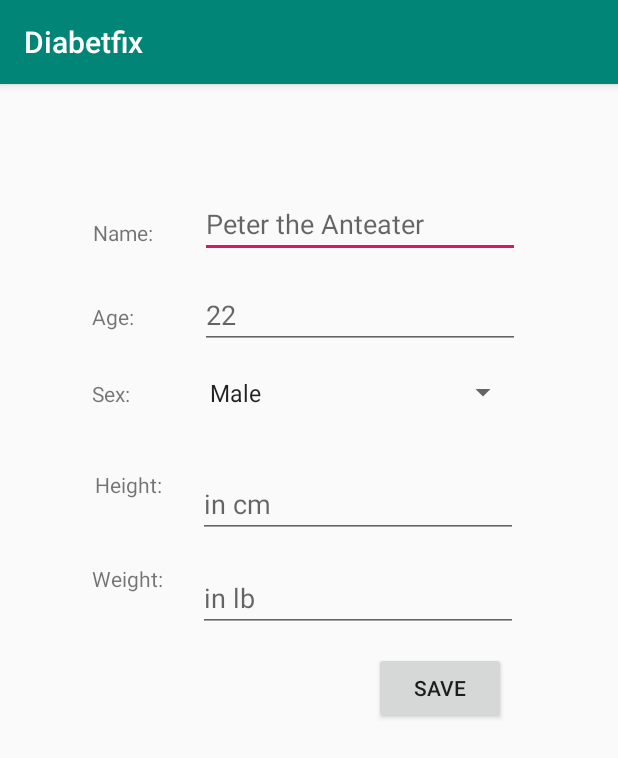
After one commit to eiffelwong1/Diabetfix, an Android app: the profileInputActivity screen opened directly, with no data from a screen before it, on a phone screen of 412 x 824 dp. The commit adds this screen. Shown: the top 758 px of the screen. Run offline under Robolectric (Android 15) with nearby library versions, the light colour scheme and no system bars; network calls fail.

Commit message:
Added new activity and xml file for the initial screen that takes in initial input and then saves to main activity page. Currently doesn't save info from text boxes.

```diff
--- a/Diabetfix/app/build.gradle
+++ b/Diabetfix/app/build.gradle
@@ -16,6 +16,7 @@ android {
             proguardFiles getDefaultProguardFile('proguard-android-optimize.txt'), 'proguard-rules.pro'
         }
     }
+
 }
 
 dependencies {
--- a/Diabetfix/app/src/main/AndroidManifest.xml
+++ b/Diabetfix/app/src/main/AndroidManifest.xml
@@ -1,15 +1,18 @@
 <?xml version="1.0" encoding="utf-8"?>
 <manifest xmlns:android="http://schemas.android.com/apk/res/android"
     package="com.example.diabetfix">
-    <uses-permission android:name="android.permission.INTERNET"/>
+
+    <uses-permission android:name="android.permission.INTERNET" />
+
     <application
         android:allowBackup="true"
         android:icon="@mipmap/ic_launcher"
         android:label="@string/app_name"
         android:roundIcon="@mipmap/ic_launcher_round"
         android:supportsRtl="true"
-        android:usesCleartextTraffic="true"
-        android:theme="@style/AppTheme">
+        android:theme="@style/AppTheme"
+        android:usesCleartextTraffic="true">
+        <activity android:name=".profileInputActivity"></activity>
         <activity
             android:name=".MainActivity"
             android:label="@string/app_name">
--- a/Diabetfix/app/src/main/java/com/example/diabetfix/MainActivity.java
+++ b/Diabetfix/app/src/main/java/com/example/diabetfix/MainActivity.java
@@ -1,5 +1,6 @@
 package com.example.diabetfix;
 
+import android.content.Intent;
 import android.os.AsyncTask;
 import android.os.Bundle;
 import android.support.annotation.NonNull;
@@ -116,6 +117,10 @@ public class MainActivity extends AppCompatActivity {
         mTextMessage = (TextView) findViewById(R.id.message);
         BottomNavigationView navigation = (BottomNavigationView) findViewById(R.id.navigation);
         navigation.setOnNavigationItemSelectedListener(mOnNavigationItemSelectedListener);
+
+        //Starts app at profile input activity
+//        Intent intent = new Intent(this, com.example.diabetfix.profileInputActivity.class);
+//        startActivity(intent);
     }
 
 }
--- /dev/null
+++ b/Diabetfix/app/src/main/java/com/example/diabetfix/profileInputActivity.java
@@ -0,0 +1,22 @@
+package com.example.diabetfix;
+
+import android.content.Intent;
+import android.support.v7.app.AppCompatActivity;
+import android.os.Bundle;
+import android.view.View;
+
+public class profileInputActivity extends AppCompatActivity {
+
+    @Override
+    protected void onCreate(Bundle savedInstanceState) {
+        super.onCreate(savedInstanceState);
+        setContentView(R.layout.activity_profile_input);
+
+    }
+
+    public void saveButton(View view)
+    {
+        Intent intent = new Intent(this, com.example.diabetfix.MainActivity.class);
+        startActivity(intent);
+    }
+}
--- /dev/null
+++ b/Diabetfix/app/src/main/res/layout/activity_profile_input.xml
@@ -0,0 +1,145 @@
+<?xml version="1.0" encoding="utf-8"?>
+<android.support.constraint.ConstraintLayout xmlns:android="http://schemas.android.com/apk/res/android"
+    xmlns:app="http://schemas.android.com/apk/res-auto"
+    xmlns:tools="http://schemas.android.com/tools"
+    android:layout_width="match_parent"
+    android:layout_height="match_parent">
+
+    <TextView
+        android:id="@+id/nameView"
+        android:layout_width="wrap_content"
+        android:layout_height="wrap_content"
+        android:layout_marginTop="89dp"
+        android:layout_marginEnd="31dp"
+        android:text="@string/name"
+        app:layout_constraintEnd_toStartOf="@+id/nameInput"
+        app:layout_constraintHorizontal_chainStyle="packed"
+        app:layout_constraintStart_toStartOf="parent"
+        app:layout_constraintTop_toTopOf="parent" />
+
+    <EditText
+        android:id="@+id/nameInput"
+        android:layout_width="wrap_content"
+        android:layout_height="wrap_content"
+        android:layout_marginEnd="4dp"
+        android:layout_marginBottom="15dp"
+        android:ems="10"
+        android:hint="@string/peter_the_anteater"
+        android:importantForAutofill="no"
+        android:inputType="textPersonName"
+        app:layout_constraintBottom_toTopOf="@+id/ageInput"
+        app:layout_constraintEnd_toEndOf="parent"
+        app:layout_constraintStart_toEndOf="@+id/nameView" />
+
+    <TextView
+        android:id="@+id/ageView"
+        android:layout_width="wrap_content"
+        android:layout_height="wrap_content"
+        android:layout_marginStart="17dp"
+        android:text="@string/age"
+        app:layout_constraintBaseline_toBaselineOf="@+id/ageInput"
+        app:layout_constraintEnd_toStartOf="@+id/ageInput"
+        app:layout_constraintStart_toStartOf="parent" />
+
+    <EditText
+        android:id="@+id/ageInput"
+        android:layout_width="wrap_content"
+        android:layout_height="wrap_content"
+        android:layout_marginEnd="21dp"
+        android:layout_marginBottom="13dp"
+        android:ems="10"
+        android:hint="@string/_22"
+        android:importantForAutofill="no"
+        android:inputType="number"
+        app:layout_constraintBottom_toTopOf="@+id/spinner"
+        app:layout_constraintEnd_toEndOf="parent"
+        app:layout_constraintStart_toEndOf="@+id/ageView" />
+
+    <TextView
+        android:id="@+id/sexView"
+        android:layout_width="wrap_content"
+        android:layout_height="wrap_content"
+        android:layout_marginStart="61dp"
+        android:layout_marginEnd="45dp"
+        android:text="@string/sex"
+        app:layout_constraintBaseline_toBaselineOf="@+id/spinner"
+        app:layout_constraintEnd_toStartOf="@+id/spinner"
+        app:layout_constraintStart_toStartOf="parent" />
+
+    <Spinner
+        android:id="@+id/spinner"
+        android:layout_width="0dp"
+        android:layout_height="31dp"
+        android:layout_marginTop="82dp"
+        android:layout_marginEnd="66dp"
+        android:layout_marginBottom="82dp"
+        android:entries="@array/sexes"
+        android:spinnerMode="dropdown"
+        app:layout_constraintBottom_toBottomOf="@+id/heightInput"
+        app:layout_constraintEnd_toEndOf="parent"
+        app:layout_constraintStart_toEndOf="@+id/sexView"
+        app:layout_constraintTop_toBottomOf="@+id/nameView" />
+
+    <TextView
+        android:id="@+id/heightView"
+        android:layout_width="wrap_content"
+        android:layout_height="wrap_content"
+        android:layout_marginEnd="24dp"
+        android:layout_marginBottom="43dp"
+        android:text="@string/height"
+        app:layout_constraintBottom_toTopOf="@+id/weightView"
+        app:layout_constraintEnd_toStartOf="@+id/heightInput"
+        app:layout_constraintHorizontal_chainStyle="packed"
+        app:layout_constraintStart_toStartOf="parent" />
+
+    <EditText
+        android:id="@+id/heightInput"
+        android:layout_width="wrap_content"
+        android:layout_height="wrap_content"
+        android:layout_marginEnd="3dp"
+        android:ems="10"
+        android:hint="@string/in_cm"
+        android:importantForAutofill="no"
+        android:inputType="number"
+        app:layout_constraintEnd_toEndOf="parent"
+        app:layout_constraintStart_toEndOf="@+id/heightView"
+        app:layout_constraintTop_toTopOf="@+id/heightView" />
+
+    <TextView
+        android:id="@+id/weightView"
+        android:layout_width="wrap_content"
+        android:layout_height="wrap_content"
+        android:layout_marginTop="320dp"
+        android:layout_marginEnd="23dp"
+        android:text="@string/weight"
+        app:layout_constraintEnd_toStartOf="@+id/weightInput"
+        app:layout_constraintHorizontal_chainStyle="packed"
+        app:layout_constraintStart_toStartOf="parent"
+        app:layout_constraintTop_toTopOf="parent" />
+
+    <EditText
+        android:id="@+id/weightInput"
+        android:layout_width="wrap_content"
+        android:layout_height="wrap_content"
+        android:layout_marginTop="17dp"
+        android:layout_marginEnd="5dp"
+        android:ems="10"
+        android:hint="@string/in_lb"
+        android:importantForAutofill="no"
+        android:inputType="number"
+        app:layout_constraintEnd_toEndOf="parent"
+        app:layout_constraintStart_toEndOf="@+id/weightView"
+        app:layout_constraintTop_toBottomOf="@+id/heightInput" />
+
+    <Button
+        android:id="@+id/saveProfile"
+        android:layout_width="wrap_content"
+        android:layout_height="wrap_content"
+        android:layout_marginTop="13dp"
+        android:layout_marginEnd="8dp"
+        android:onClick="saveButton"
+        android:text="@string/save"
+        app:layout_constraintEnd_toEndOf="@+id/weightInput"
+        app:layout_constraintTop_toBottomOf="@+id/weightInput" />
+
+</android.support.constraint.ConstraintLayout>
--- a/Diabetfix/app/src/main/res/values/strings.xml
+++ b/Diabetfix/app/src/main/res/values/strings.xml
@@ -3,4 +3,19 @@
     <string name="title_home">Home</string>
     <string name="title_dashboard">Dashboard</string>
     <string name="title_notifications">Notifications</string>
+    <string name="name">Name:</string>
+    <string name="age">Age:</string>
+    <string name="sex">Sex:</string>
+    <string name="peter_the_anteater">Peter the Anteater</string>
+    <string name="_22">22</string>
+    <string name="height">Height:</string>
+    <string name="in_cm">in cm</string>
+    <string name="weight">Weight:</string>
+    <string name="in_lb">in lb</string>
+    <string name="save">Save</string>
+
+    <string-array name="sexes">
+        <item>Male</item>
+        <item>Female</item>
+    </string-array>
 </resources>
```
Also changed, not shown: Diabetfix/build.gradle (line endings or trailing spaces).
